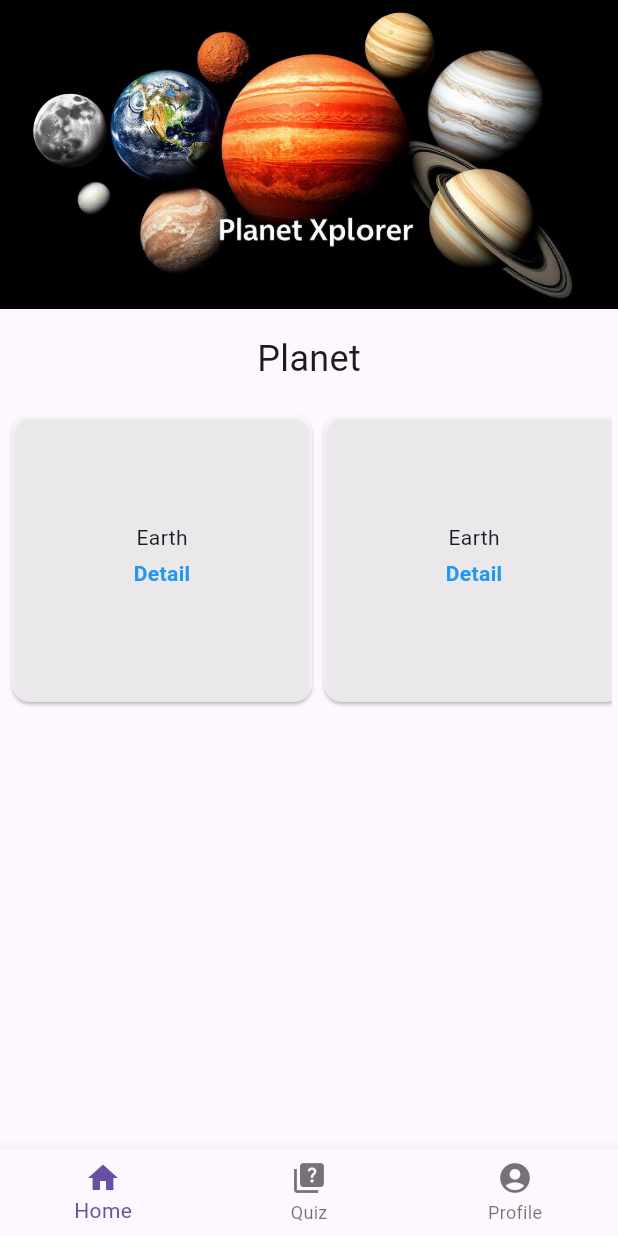
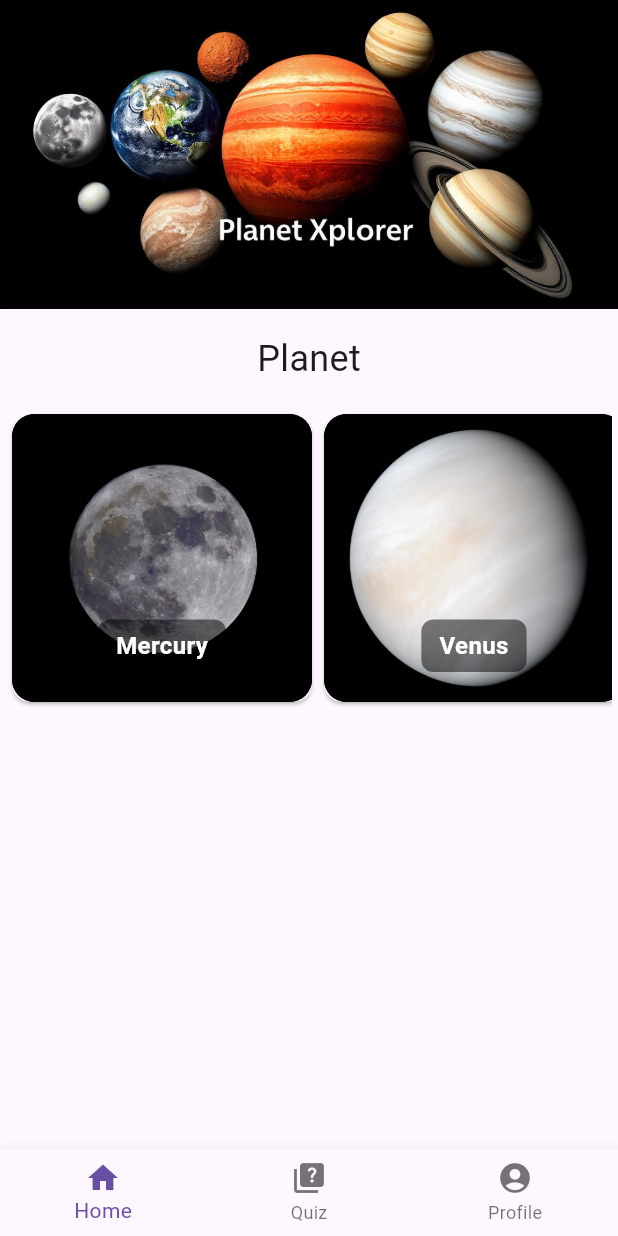
Before and after one commit to HadiRoyan/planet-xplorer, a Flutter app: the screen it shows after launch, on a phone screen of 412 x 824 dp. Run offline on Flutter 3.47's test engine with Material 3 defaults, Android fonts, the phone set to English and light mode, and no system bars; our stand-ins replace flutter_bloc, go_router.

Commit message:
add: planet list in home tab and planet images assets

```diff
--- a/lib/core/app/router.dart
+++ b/lib/core/app/router.dart
@@ -1,6 +1,7 @@
 import 'package:flutter/material.dart';
 import 'package:flutter_bloc/flutter_bloc.dart';
 import 'package:go_router/go_router.dart';
+import 'package:planet_xplorer/logic/blocs/planet_bloc/planet_bloc.dart';
 import 'package:planet_xplorer/logic/cubit/tab_cubit.dart';
 import 'package:planet_xplorer/ui/pages/setting_page.dart';
 
@@ -14,8 +15,22 @@ final GoRouter router = GoRouter(
     GoRoute(
       path: RouteName.home.path,
       builder: (BuildContext context, GoRouterState state) {
-        return BlocProvider(
-          create: (context) => TabCubit(),
+        // return BlocProvider(
+        //   create: (context) => TabCubit(),
+        //   child: const HomePage(),
+        // );
+        return MultiBlocProvider(
+          providers: [
+            BlocProvider(
+              create: (context) => TabCubit(),
+            ),
+            BlocProvider(
+              create: (context) => PlanetBloc()
+                ..add(
+                  LoadPlanetEvent(),
+                ),
+            ),
+          ],
           child: const HomePage(),
         );
       },
--- /dev/null
+++ b/lib/core/entities/planet.dart
@@ -0,0 +1,54 @@
+// ignore_for_file: public_member_api_docs, sort_constructors_first
+import 'dart:convert';
+
+class Planet {
+  final String name;
+  final String description;
+  final double gravity;
+  final double meanRadius;
+  final int moons;
+  final int avgTemp;
+  final double orbitalPeriod;
+  final double rotationPeriod;
+
+  Planet({
+    required this.name,
+    required this.description,
+    required this.gravity,
+    required this.meanRadius,
+    required this.moons,
+    required this.avgTemp,
+    required this.orbitalPeriod,
+    required this.rotationPeriod,
+  });
+
+  Map<String, dynamic> toMap() {
+    return <String, dynamic>{
+      'name': name,
+      'description': description,
+      'gravity': gravity,
+      'meanRadius': meanRadius,
+      'moons': moons,
+      'avgTemp': avgTemp,
+      'orbitalPeriod': orbitalPeriod,
+      'rotationPeriod': rotationPeriod,
+    };
+  }
+
+  factory Planet.fromMap(Map<String, dynamic> map) {
+    return Planet(
+      name: map['name'] as String,
+      description: map['description'] as String,
+      gravity: (map['gravity'] as num).toDouble(),
+      meanRadius: (map['meanRadius'] as num).toDouble(),
+      moons: map['moons'] as int,
+      avgTemp: map['avgTemp'] as int,
+      orbitalPeriod: (map['orbitalPeriod'] as num).toDouble(),
+      rotationPeriod: (map['rotationPeriod'] as num).toDouble(),
+    );
+  }
+
+  String toJson() => json.encode(toMap());
+
+  factory Planet.fromJson(String source) => Planet.fromMap(json.decode(source) as Map<String, dynamic>);
+}
--- /dev/null
+++ b/lib/data/model/planet_model.dart
@@ -0,0 +1,75 @@
+// ignore_for_file: public_member_api_docs, sort_constructors_first
+import 'package:planet_xplorer/core/entities/planet.dart';
+
+class PlanetModel {
+  final String name;
+  final double gravity;
+  final double meanRadius;
+  final int moons;
+  final int avgTemp;
+  final double orbitalPeriod;
+  final double rotationPeriod;
+  String? videoUrl;
+  String? imageUrl;
+
+  PlanetModel({
+    required this.name,
+    required this.gravity,
+    required this.meanRadius,
+    required this.moons,
+    required this.avgTemp,
+    required this.orbitalPeriod,
+    required this.rotationPeriod,
+    this.videoUrl,
+    this.imageUrl,
+  });
+
+  void setImageUrl(String imageUrl) {
+    this.imageUrl = imageUrl;
+  }
+
+  void setVideoUrl(String videoUrl) {
+    this.videoUrl = videoUrl;
+  }
+
+  factory PlanetModel.fromPlanetWithAsset(Planet planet) {
+    return PlanetModel(
+      name: planet.name,
+      gravity: planet.gravity,
+      meanRadius: planet.meanRadius,
+      moons: planet.moons,
+      avgTemp: planet.avgTemp,
+      orbitalPeriod: planet.orbitalPeriod,
+      rotationPeriod: planet.rotationPeriod,
+      videoUrl: 'assets/videos/${planet.name}.jpg',
+      imageUrl: 'assets/images/${planet.name}.jpg',
+    );
+  }
+
+  factory PlanetModel.fromPlanet(Planet planet) {
+    return PlanetModel(
+      name: planet.name,
+      gravity: planet.gravity,
+      meanRadius: planet.meanRadius,
+      moons: planet.moons,
+      avgTemp: planet.avgTemp,
+      orbitalPeriod: planet.orbitalPeriod,
+      rotationPeriod: planet.rotationPeriod,
+    );
+  }
+
+  @override
+  String toString() {
+    return 'PlanetModel('
+        'name: $name, '
+        'gravity: $gravity, '
+        'meanRadius: $meanRadius, '
+        'moons: $moons, '
+        'avgTemp: $avgTemp, '
+        'orbitalPeriod: $orbitalPeriod, '
+        'rotationPeriod: $rotationPeriod, '
+        'videoUrl: $videoUrl, '
+        'imageUrl: $imageUrl, '
+        ')';
+  }
+}
--- /dev/null
+++ b/lib/logic/blocs/planet_bloc/planet_event.dart
@@ -0,0 +1,6 @@
+part of 'planet_bloc.dart';
+
+@immutable
+sealed class PlanetEvent {}
+
+class LoadPlanetEvent extends PlanetEvent {}
--- /dev/null
+++ b/lib/logic/blocs/planet_bloc/planet_state.dart
@@ -0,0 +1,20 @@
+part of 'planet_bloc.dart';
+
+@immutable
+sealed class PlanetState {}
+
+final class PlanetInitial extends PlanetState {}
+
+class PlanetLoading extends PlanetState {}
+
+class PlanetLoaded extends PlanetState {
+  final List<PlanetModel> planetModels;
+
+  PlanetLoaded(this.planetModels);
+}
+
+class PlanetError extends PlanetState {
+  final String message;
+
+  PlanetError(this.message);
+}
--- /dev/null
+++ b/lib/ui/components/image_asset_builder.dart
@@ -0,0 +1,164 @@
+import 'package:flutter/material.dart';
+
+class ImageAssetBuilder extends StatefulWidget {
+  const ImageAssetBuilder({this.imageUrlFromAssets, super.key});
+
+  final String? imageUrlFromAssets;
+
+  @override
+  State<ImageAssetBuilder> createState() => _ImageAssetBuilderState();
+}
+
+class _ImageAssetBuilderState extends State<ImageAssetBuilder> {
+  bool _isLoading = true;
+  bool _imageNotFound = false;
+  bool _hasError = false;
+
+  ImageProvider? _imageProvider;
+
+  @override
+  void initState() {
+    super.initState();
+    _loadImage();
+  }
+
+  void _loadImage() {
+    if (widget.imageUrlFromAssets == null) {
+      setState(() {
+        _isLoading = false;
+        _imageNotFound = true;
+      });
+      return;
+    }
+
+    _imageProvider = AssetImage(widget.imageUrlFromAssets!);
+    final imageStream = _imageProvider!.resolve(ImageConfiguration.empty);
+
+    imageStream.addListener(ImageStreamListener(
+      (info, synchronousCall) {
+        if (mounted) {
+          setState(() {
+            _isLoading = false;
+            _hasError = false;
+            _imageNotFound = false;
+          });
+        }
+      },
+      onError: (dynamic exception, StackTrace? stackTrace) {
+        // ignore: avoid_print
+        print('$exception\n');
+        if (exception.toString().contains('Asset not found')) {
+          setState(() {
+            _isLoading = false;
+            _imageNotFound = true;
+          });
+        } else {
+          if (mounted) {
+            setState(() {
+              _isLoading = false;
+              _hasError = true;
+            });
+          }
+        }
+      },
+    ));
+  }
+
+  @override
+  Widget build(BuildContext context) {
+    // print('${widget.imageUrlFromAssets}: ['
+    //     'is loading=$_isLoading, '
+    //     'is image not found=$_imageNotFound, '
+    //     'has error=$_hasError'
+    //     ']');
+    if (_isLoading) {
+      return const Center(
+        child: CircularProgressIndicator(
+          color: Colors.white,
+        ),
+      );
+    }
+
+    if (_imageNotFound) {
+      return Container(
+        color: Colors.grey[800],
+        child: const Center(
+          child: Column(
+            mainAxisAlignment: MainAxisAlignment.center,
+            children: [
+              Icon(
+                Icons.image_not_supported_outlined,
+                color: Colors.white70,
+                size: 40,
+              ),
+              SizedBox(height: 8),
+              Text(
+                'Image not found',
+                style: TextStyle(
+                  color: Colors.white70,
+                  fontSize: 12,
+                ),
+              ),
+            ],
+          ),
+        ),
+      );
+    }
+
+    if (_hasError) {
+      return Container(
+        color: Colors.grey[800],
+        child: const Center(
+          child: Column(
+            mainAxisAlignment: MainAxisAlignment.center,
+            children: [
+              Icon(
+                Icons.error_outline,
+                color: Colors.white70,
+                size: 40,
+              ),
+              SizedBox(height: 8),
+              Text(
+                'Error loading image',
+                style: TextStyle(
+                  color: Colors.white70,
+                  fontSize: 12,
+                ),
+              ),
+            ],
+          ),
+        ),
+      );
+    }
+
+    return Image.asset(
+      widget.imageUrlFromAssets!,
+      fit: BoxFit.cover,
+      errorBuilder: (context, error, stackTrace) {
+        return Container(
+          color: Colors.grey[800],
+          child: const Center(
+            child: Column(
+              mainAxisAlignment: MainAxisAlignment.center,
+              children: [
+                Icon(
+                  Icons.error_outline,
+                  color: Colors.white70,
+                  size: 40,
+                ),
+                SizedBox(height: 8),
+                Text(
+                  'Error loading image',
+                  style: TextStyle(
+                    color: Colors.white70,
+                    fontSize: 12,
+                  ),
+                ),
+              ],
+            ),
+          ),
+        );
+      },
+    );
+  }
+}
--- a/lib/ui/components/planet_card.dart
+++ b/lib/ui/components/planet_card.dart
@@ -1,29 +1,63 @@
 import 'package:flutter/material.dart';
+import 'package:planet_xplorer/data/model/planet_model.dart';
+import 'package:planet_xplorer/ui/components/image_asset_builder.dart';
 
-class PlanetCard extends StatelessWidget {
-  const PlanetCard({required this.planetName, super.key});
+class PlanetCard extends StatefulWidget {
+  const PlanetCard({required this.planet, this.onTap, super.key});
 
-  final String planetName;
+  final PlanetModel planet;
+  final void Function()? onTap;
 
   @override
+  State<PlanetCard> createState() => _PlanetCardState();
+}
+
+class _PlanetCardState extends State<PlanetCard>
+    with AutomaticKeepAliveClientMixin {
+  @override
   Widget build(BuildContext context) {
-    return Card(
-      color: Colors.white70,
+    super.build(context);
+
+    return RepaintBoundary(
+      child: Card(
+        child: InkWell(
+          onTap: widget.onTap,
           child: SizedBox(
             width: 200,
-        child: Column(
-          mainAxisAlignment: MainAxisAlignment.center,
+            height: 200,
+            child: Stack(
+              fit: StackFit.expand,
               children: [
-            Text(planetName),
-            InkWell(
-              onTap: () {},
-              child: const Padding(
-                padding: EdgeInsets.all(4.0),
+                ClipRRect(
+                  borderRadius: BorderRadius.circular(15),
+                  child: Container(
+                    color: Colors.black,
+                    child: ImageAssetBuilder(
+                      imageUrlFromAssets: widget.planet.imageUrl,
+                    ),
+                  ),
+                ),
+                Positioned(
+                  bottom: 20,
+                  left: 0,
+                  right: 0,
+                  child: Center(
+                    child: Container(
+                      padding: const EdgeInsets.symmetric(
+                        horizontal: 12,
+                        vertical: 6,
+                      ),
+                      decoration: BoxDecoration(
+                        color: Colors.black.withOpacity(0.5),
+                        borderRadius: BorderRadius.circular(8),
+                      ),
                       child: Text(
-                  'Detail',
-                  style: TextStyle(
+                        widget.planet.name,
+                        style: const TextStyle(
+                          color: Colors.white,
                           fontWeight: FontWeight.bold,
-                    color: Colors.blue
+                          fontSize: 16,
+                        ),
                       ),
                     ),
                   ),
@@ -31,6 +65,11 @@ class PlanetCard extends StatelessWidget {
               ],
             ),
           ),
+        ),
+      ),
     );
   }
+
+  @override
+  bool get wantKeepAlive => true;
 }
--- a/lib/ui/tabs/home_tab.dart
+++ b/lib/ui/tabs/home_tab.dart
@@ -1,5 +1,7 @@
 import 'package:flutter/material.dart';
+import 'package:flutter_bloc/flutter_bloc.dart';
 import 'package:planet_xplorer/core/constants/theme.dart';
+import 'package:planet_xplorer/logic/blocs/planet_bloc/planet_bloc.dart';
 import 'package:planet_xplorer/ui/components/banner_image.dart';
 import 'package:planet_xplorer/ui/components/planet_card.dart';
 
@@ -21,18 +23,32 @@ class HomeTab extends StatelessWidget {
               style: TextStyle(fontSize: 24),
             ),
           ),
-          Container(
+          BlocBuilder<PlanetBloc, PlanetState>(
+            builder: (context, state) {
+              if (state is PlanetLoaded) {
+                return Container(
                   height: 200,
                   padding: const EdgeInsets.symmetric(horizontal: 4),
                   child: ListView.builder(
                     scrollDirection: Axis.horizontal,
-              itemCount: 9,
+                    itemCount: state.planetModels.length,
+                    addAutomaticKeepAlives: true,
                     itemBuilder: (context, index) {
-                return const PlanetCard(
-                  planetName: 'Earth',
+                      return PlanetCard(
+                        onTap: () {},
+                        planet: state.planetModels[index],
                       );
                     },
                   ),
+                );
+              } else if (state is PlanetError) {
+                return Center(
+                  child: Text(state.message),
+                );
+              } else {
+                return const CircularProgressIndicator();
+              }
+            },
           ),
         ],
       ),
--- a/pubspec.yaml
+++ b/pubspec.yaml
@@ -65,6 +65,7 @@ flutter:
   assets:
     - assets/
     - assets/images/
+    - assets/json/
   #   - images/a_dot_burr.jpeg
   #   - images/a_dot_ham.jpeg
 
```
Also changed, not shown: assets/json/planets.json (added, +82 -0 lines), lib/logic/blocs/planet_bloc/planet_bloc.dart (added, +47 -0 lines), assets/images/Earth.jpg (added), assets/images/Jupiter.jpg (added), assets/images/Mars.jpg (added), assets/images/Mercury.jpg (added), assets/images/Neptune.jpg (added), assets/images/Saturn.jpg (added), assets/images/Uranus.jpg (added), assets/images/Venus.jpg (added). Lines whose indentation alone changed are shown as unchanged.
